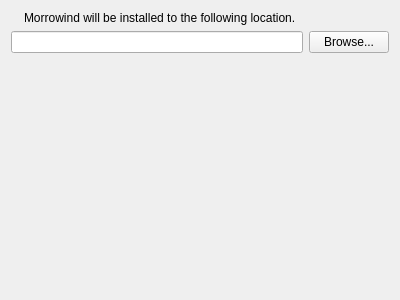
Before: the Qt Designer form apps/wizard/ui/installationtargetpage.ui in sunhawken/openmw, drawn with Qt 5.
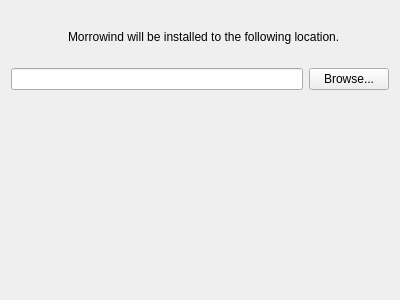
After: the same form once the commit is applied.

What changed in the file:
```diff
--- a/apps/wizard/ui/installationtargetpage.ui
+++ b/apps/wizard/ui/installationtargetpage.ui
@@ -23,18 +23,18 @@
    <item>
     <layout class="QHBoxLayout" name="horizontalLayout">
      <item>
-      <widget class="QLabel" name="folderIconLabel">
-       <property name="sizePolicy">
-        <sizepolicy hsizetype="Maximum" vsizetype="Maximum">
-         <horstretch>0</horstretch>
-         <verstretch>0</verstretch>
-        </sizepolicy>
+      <widget class="QToolButton" name="folderIcon">
+       <property name="styleSheet">
+        <string notr="true">QToolButton { border: none; padding: 0px; }</string>
        </property>
-       <property name="textFormat">
-        <enum>Qt::RichText</enum>
+       <property name="text">
+        <string/>
        </property>
-       <property name="alignment">
-        <set>Qt::AlignLeading|Qt::AlignLeft|Qt::AlignTop</set>
+       <property name="iconSize">
+        <size>
+         <width>48</width>
+         <height>48</height>
+        </size>
        </property>
       </widget>
      </item>
```
Left out of the diff: 2 changed lines with no effect on the pictures.
